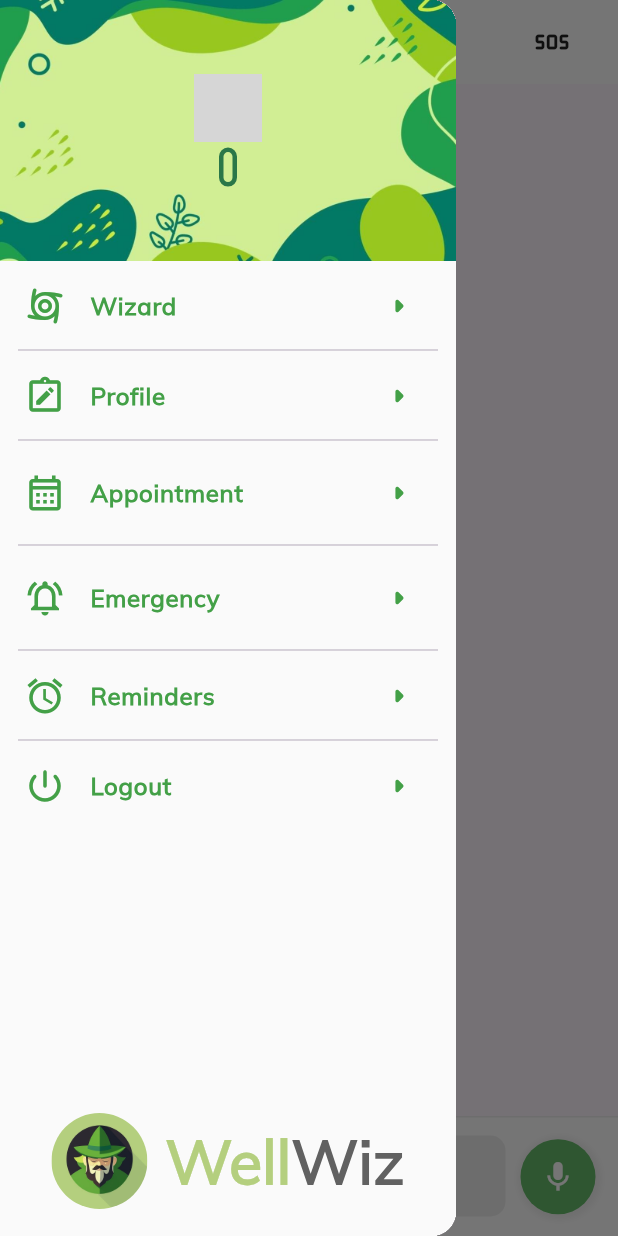
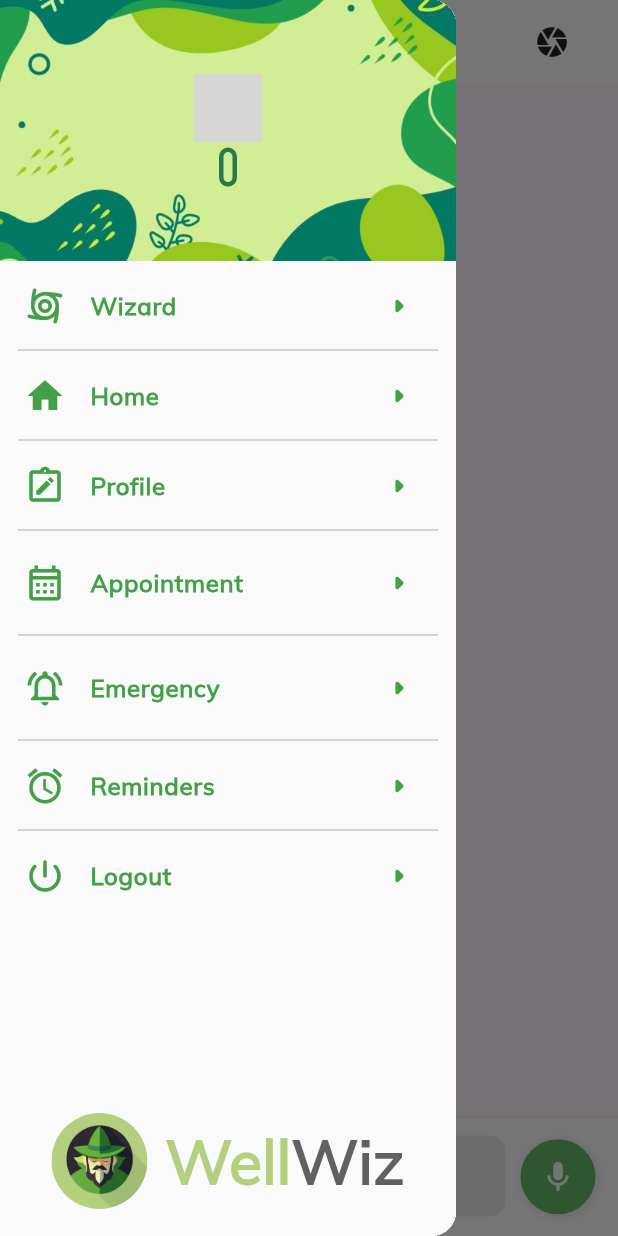
Before and after one commit to Sh1vT/wellwiz, a Flutter app: the BotScreen screen opened directly, with the side drawer open, on a phone screen of 412 x 824 dp. Run offline on Flutter 3.47's test engine with Material 3 defaults, Android fonts, the light colour scheme and no system bars; our stand-ins replace cloud_firestore, datetime_picker_formfield, dotted_border, firebase_auth, firebase_core, firebase_messaging and 12 more; missing offline and left inert: background_sms, markdown, workmanager; accounts and stored records are empty; network calls fail; grey boxes are pictures that could not be loaded.

Commit message:
New home

```diff
--- a/lib/features/navbar/navbar.dart
+++ b/lib/features/navbar/navbar.dart
@@ -7,6 +7,7 @@ import 'package:wellwiz/features/emergency/emergency_service.dart';
 import 'package:wellwiz/features/login/login_page.dart';
 import 'package:wellwiz/features/profile/profile.dart';
 import 'package:wellwiz/features/reminder/reminder_page.dart';
+import 'package:wellwiz/features/home/homePage.dart';
 
 class Navbar extends StatelessWidget {
   final String userId;
@@ -95,6 +96,38 @@ class Navbar extends StatelessWidget {
               ),
               onTap: () {
                 Navigator.pop(context);
+              },
+            ),
+            Padding(
+              padding: const EdgeInsets.symmetric(horizontal: 12.0),
+              child: Divider(
+                height: 0,
+              ),
+            ),
+
+            ListTile(
+              minTileHeight: 60,
+              leading: Icon(
+                Icons.home,
+                color: Colors.green.shade600,
+                size: 28,
+              ),
+              trailing: Icon(
+                Icons.arrow_right_rounded,
+                color: Colors.green.shade600,
+                size: 28,
+              ),
+              title: Text(
+                'Home',
+                style: TextStyle(
+                    fontFamily: 'Mulish',
+                    fontWeight: FontWeight.bold,
+                    color: Colors.green.shade600),
+              ),
+              onTap: () {
+                Navigator.push(context, MaterialPageRoute(builder: (context) {
+                  return HomePage();
+                }));
               },
             ),
             Padding(
```
Also changed, not shown: lib/features/bot/bot_screen.dart (+9 -2 lines), lib/features/home/homePage.dart (added, +160 -0 lines), assets/images/wizard.png (added).
